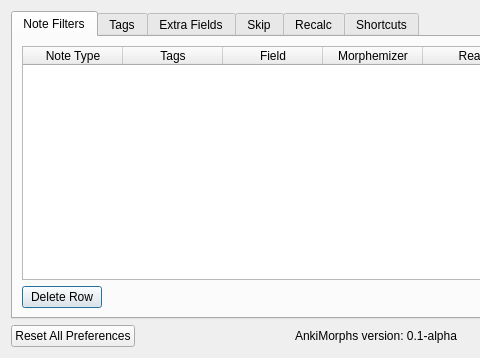
mortii/anki-morphs, file ankimorphs/ui/preferences_dialog.ui: the form before one commit; both pictures show x 0 to 480 and y 0 to 358 of the 793 by 358 pixel window.
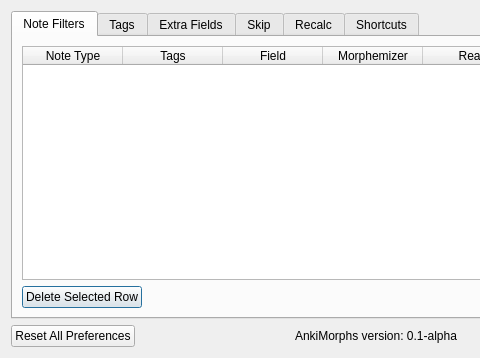
The form after the commit.

Commit message: delete row button works

Diff of the .ui file:
```diff
--- a/ankimorphs/ui/preferences_dialog.ui
+++ b/ankimorphs/ui/preferences_dialog.ui
@@ -67,7 +67,7 @@
              <item>
               <widget class="QPushButton" name="delete_row_button">
                <property name="text">
-                <string>Delete Row</string>
+                <string>Delete Selected Row</string>
                </property>
               </widget>
              </item>
```
The commit also changes 2 other files.
